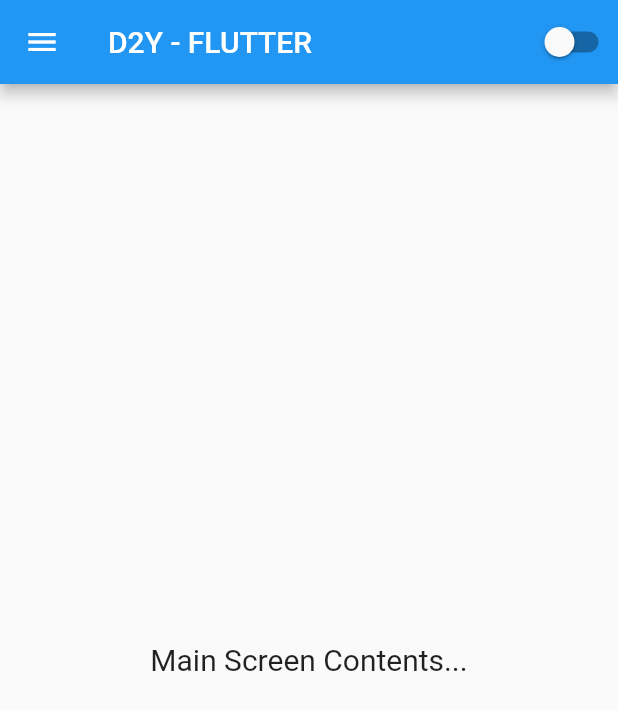
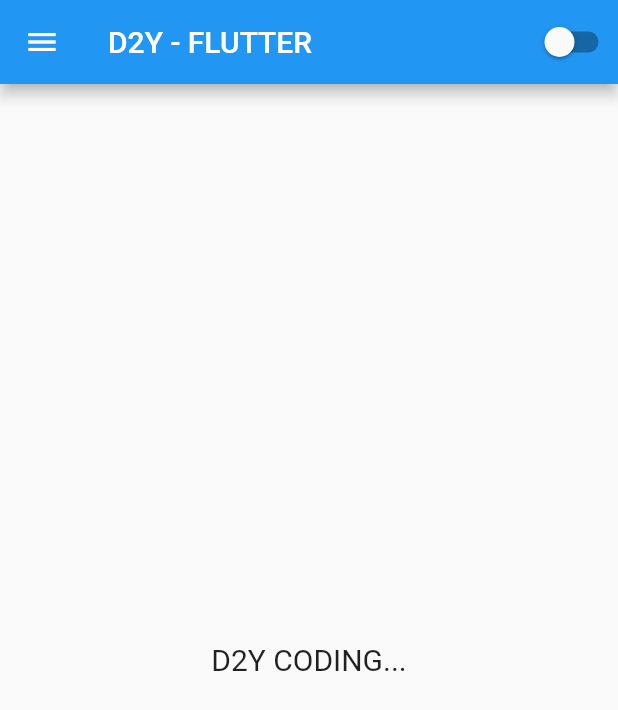
Before and after one commit to AdiMunawar31/d2yflutter, a Flutter app: the screen it shows after launch, on a phone screen of 412 x 824 dp. Shown: the top 710 px of the screen. Run offline on Flutter 3.47's test engine with Material 2 defaults, Android fonts, the phone set to English and light mode, and no system bars.

Commit message:
change title in main screen

```diff
--- a/lib/main.dart
+++ b/lib/main.dart
@@ -51,7 +51,7 @@ class _MyAppState extends State<MyApp> {
           ),
           body: const Center(
             child: Text(
-              "Main Screen Contents...",
+              "D2Y CODING...",
               style: TextStyle(fontSize: 20),
             ),
           )),
```
